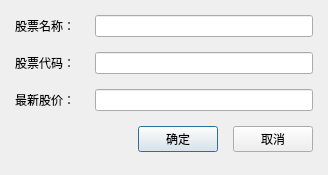
Old version of the form UI/JKNewStockCodeWgt.ui in the repository Mr-WangJin/StockTool.
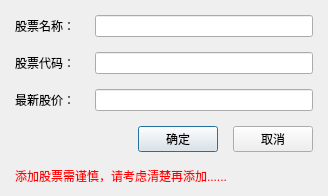
New version of the form.

Diff of the .ui file:
```diff
--- a/UI/JKNewStockCodeWgt.ui
+++ b/UI/JKNewStockCodeWgt.ui
@@ -114,6 +114,16 @@
      </item>
     </layout>
    </item>
+   <item row="4" column="0" colspan="2">
+    <widget class="QLabel" name="label_4">
+     <property name="styleSheet">
+      <string notr="true">color: rgb(255, 0, 4);</string>
+     </property>
+     <property name="text">
+      <string>添加股票需谨慎，请考虑清楚再添加......</string>
+     </property>
+    </widget>
+   </item>
   </layout>
  </widget>
  <resources/>
```
